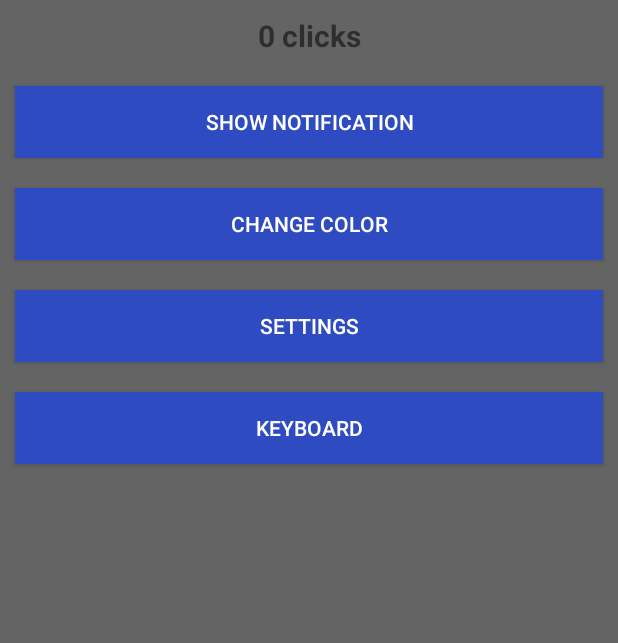
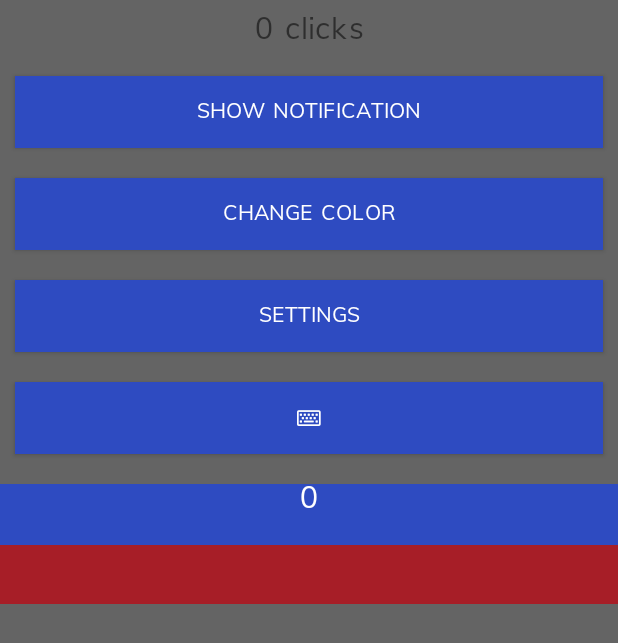
Before and after one commit to gingerkirsch/android-course, an Android app: the Main2Activity screen opened directly, with no data from a screen before it, on a phone screen of 412 x 824 dp. Shown: the top 643 px of the screen. Run offline under Robolectric (Android 15) with nearby library versions, the phone set to English and light mode, and no system bars.

Commit message:
Scroll View, Font Management

```diff
--- a/app/src/main/AndroidManifest.xml
+++ b/app/src/main/AndroidManifest.xml
@@ -20,8 +20,9 @@
         <activity android:name=".SettingsActivity" />
         <activity
             android:name=".KeyboardActivity"
-            android:screenOrientation="landscape"></activity>
-        <activity android:name=".AddCarActivity"></activity>
+            android:screenOrientation="landscape" />
+        <activity android:name=".AddCarActivity" />
+        <activity android:name=".BaseActivity"></activity>
     </application>
 
 </manifest>
--- /dev/null
+++ b/app/src/main/java/com/example/growin/aulasjava/BaseActivity.java
@@ -0,0 +1,29 @@
+package com.example.growin.aulasjava;
+
+import android.support.v7.app.AppCompatActivity;
+import android.os.Bundle;
+import android.view.WindowManager;
+
+public class BaseActivity extends AppCompatActivity {
+
+    private FontManager fontManager;
+    public CustomToast customToast;
+
+    @Override
+    protected void onCreate(Bundle savedInstanceState) {
+        super.onCreate(savedInstanceState);
+        getWindow().setFlags(WindowManager.LayoutParams.FLAG_FULLSCREEN, WindowManager.LayoutParams.FLAG_FULLSCREEN);
+
+        customToast = new CustomToast();
+        fontManager = new FontManager();
+        fontManager.setTypeface("font.otf", this);
+        customToast.setTypeface("font.otf", this);
+    }
+
+    @Override
+    protected void onResume() {
+        super.onResume();
+        fontManager.applyFontToActivity(findViewById(android.R.id.content), "font.otf", this);
+    }
+
+}
--- a/app/src/main/java/com/example/growin/aulasjava/DataManager.java
+++ b/app/src/main/java/com/example/growin/aulasjava/DataManager.java
@@ -7,6 +7,7 @@ import android.preference.PreferenceManager;
 public class DataManager {
 
     public final static String CLICKS = "CLICKS";
+    public final static String IS_RED = "IS_RED";
 
     public static void saveIntPreference(String string, int value, Context context) {
         SharedPreferences settings = PreferenceManager.getDefaultSharedPreferences(context);
@@ -19,4 +20,20 @@ public class DataManager {
         SharedPreferences settings = PreferenceManager.getDefaultSharedPreferences(context);
         return settings.getInt(string, 0);
     }
+
+    public static void saveBooleanPreference(String key, boolean value, Context context){
+        SharedPreferences settings = PreferenceManager.getDefaultSharedPreferences(context);
+        SharedPreferences.Editor editor = settings.edit();
+        editor.putBoolean(key, value);
+        editor.apply();
+    }
+
+    public static boolean getBooleanPreference(String string, Boolean default_value, Context context){
+        SharedPreferences settings = PreferenceManager.getDefaultSharedPreferences(context);
+        return settings.getBoolean(string, default_value);
+    }
+
+    public static boolean getBooleanPreference(String string, Context context){
+        return getBooleanPreference(string, false, context);
+    }
 }
--- /dev/null
+++ b/app/src/main/java/com/example/growin/aulasjava/FontManager.java
@@ -0,0 +1,49 @@
+package com.example.growin.aulasjava;
+
+import android.content.Context;
+import android.graphics.Typeface;
+import android.view.View;
+import android.view.ViewGroup;
+import android.widget.Button;
+import android.widget.EditText;
+import android.widget.FrameLayout;
+import android.widget.LinearLayout;
+import android.widget.RelativeLayout;
+import android.widget.TextView;
+
+public class FontManager {
+    Typeface typeface = null;
+
+    public void applyFontToActivity(View root, String fontNameFromAssets, Context context){
+
+        setTypeface(fontNameFromAssets, context);
+
+        for (int index = 0; index < ((ViewGroup)root).getChildCount(); ++index){
+            View nextChild = ((ViewGroup)root).getChildAt(index);
+            if (nextChild instanceof TextView){
+                ((TextView)nextChild).setTypeface(typeface);
+            }
+
+            if (nextChild instanceof Button){
+                ((Button)nextChild).setTypeface(typeface);
+                //((Button)nextChild).setTransformationMethod(null); - we can switch off default allCapsLock
+            }
+
+            if (nextChild instanceof EditText){
+                ((EditText)nextChild).setTypeface(typeface);
+            }
+
+            if (nextChild instanceof RelativeLayout || nextChild instanceof LinearLayout || nextChild instanceof FrameLayout){
+                applyFontToActivity(nextChild, fontNameFromAssets, context);
+            }
+        }
+    }
+
+    public Typeface getTypeface() {
+        return typeface;
+    }
+
+    public void setTypeface(String fontNameFromAssets, Context context) {
+        this.typeface = Typeface.createFromAsset(context.getAssets(), fontNameFromAssets);
+    }
+}
--- a/app/src/main/java/com/example/growin/aulasjava/Main2Activity.java
+++ b/app/src/main/java/com/example/growin/aulasjava/Main2Activity.java
@@ -14,7 +14,7 @@ import android.support.v7.app.AppCompatActivity;
 import android.view.View;
 import android.widget.TextView;
 
-public class Main2Activity extends AppCompatActivity {
+public class Main2Activity extends BaseActivity {
     private int clicks = 0;
     private boolean isRed = false;
 
@@ -30,6 +30,7 @@ public class Main2Activity extends AppCompatActivity {
 
         Intent extData = getIntent();
         clicks = extData.getIntExtra(MainActivity.EXTRA_CLICKS, 0);
+        isRed = DataManager.getBooleanPreference(DataManager.IS_RED, this);
 
         findViewById(R.id.show_notification).setOnClickListener(new View.OnClickListener() {
             @Override
@@ -63,6 +64,23 @@ public class Main2Activity extends AppCompatActivity {
 
 
         counter.setText(getResources().getQuantityString(R.plurals.clicks, clicks, clicks));
+
+        MainActivity.refreshBackground(findViewById(R.id.background), this);
+
+        TextView textScroll = findViewById(R.id.textScroll);
+        StringBuilder txtScroll = new StringBuilder();
+        for (int i = 0; i <= clicks; i++) {
+            txtScroll.append(i + "\n");
+        }
+        textScroll.setText(txtScroll);
+
+        refreshColors();
+    }
+
+    @Override
+    protected void onStop() {
+        super.onStop();
+        DataManager.saveBooleanPreference("IS_RED", isRed, this);
     }
 
     public void onBackPressed(){
@@ -112,6 +130,8 @@ public class Main2Activity extends AppCompatActivity {
     private void refreshColors(){
         findViewById(R.id.show_notification).setBackgroundResource(isRed ? R.color.red : R.color.blue);
         findViewById(R.id.dialog).setBackgroundResource(isRed ? R.color.red : R.color.blue);
-
+        findViewById(R.id.settings).setBackgroundResource(isRed ? R.color.red : R.color.blue);
+        findViewById(R.id.keyboard).setBackgroundResource(isRed ? R.color.red : R.color.blue);
+        findViewById(R.id.textScroll).setBackgroundResource(isRed ? R.color.red : R.color.blue);
     }
 }
--- a/app/src/main/java/com/example/growin/aulasjava/MainActivity.java
+++ b/app/src/main/java/com/example/growin/aulasjava/MainActivity.java
@@ -8,6 +8,7 @@ import android.content.Context;
 import android.content.DialogInterface;
 import android.content.Intent;
 import android.content.SharedPreferences;
+import android.graphics.Typeface;
 import android.preference.PreferenceManager;
 import android.support.v4.app.TaskStackBuilder;
 import android.support.v7.app.AppCompatActivity;
@@ -18,7 +19,7 @@ import android.widget.Button;
 import android.widget.TextView;
 import android.widget.Toast;
 
-public class MainActivity extends AppCompatActivity implements View.OnClickListener {
+public class MainActivity extends BaseActivity implements View.OnClickListener {
 
     private final String TAG = "MainActivity";
     final static String EXTRA_CLICKS = "clicks";
@@ -99,7 +100,22 @@ public class MainActivity extends AppCompatActivity implements View.OnClickListe
         });
 
         Log.v(TAG,"onCreate");
+
+        //applyFont();
     }
+
+
+    /*private void applyFont(){
+        Typeface typeface = Typeface.createFromAsset(getAssets(), "font.otf");
+        counter_btn.setTypeface(typeface);
+        next_activity_btn.setTypeface(typeface);
+
+        ((Button)findViewById(R.id.add_car)).setTypeface(typeface);
+        ((Button)findViewById(R.id.reset)).setTypeface(typeface);
+        ((TextView)findViewById(R.id.counter_text)).setTypeface(typeface);
+        FontManager fontManager = new FontManager();
+        fontManager.applyFontToActivity(findViewById(R.id.background), "font.otf", this);
+    }*/
 
     public void onBackPressed(){
         AlertDialog.Builder builder = new AlertDialog.Builder(this);
@@ -123,6 +139,8 @@ public class MainActivity extends AppCompatActivity implements View.OnClickListe
         if (v == counter_btn) {
             clicks++;
             refreshCounter();
+            customToast.setTextSize(30);
+            customToast.show("New click " + clicks, getApplicationContext());
         }
         if(v == next_activity_btn){
             goToMain2();
--- a/app/src/main/res/layout/activity_main.xml
+++ b/app/src/main/res/layout/activity_main.xml
@@ -46,6 +46,7 @@
         android:layout_below="@+id/next_act"
         android:layout_margin="10dp"
         android:text="@string/reset"
+        android:textAllCaps="false"
         android:background="@color/blue"
         android:textColor="@color/white"/>
 
--- a/app/src/main/res/layout/activity_main2.xml
+++ b/app/src/main/res/layout/activity_main2.xml
@@ -60,4 +60,19 @@
         android:background="@color/blue"
         android:textColor="@color/white"/>
 
+    <ScrollView
+        android:layout_width="match_parent"
+        android:layout_height="80dp"
+        android:background="@color/red"
+        android:layout_below="@id/keyboard"
+        android:layout_marginTop="10dp">
+        <TextView
+            android:layout_width="match_parent"
+            android:layout_height="wrap_content"
+            android:gravity="center"
+            android:id="@+id/textScroll"
+            android:textColor="@color/white"
+            android:textSize="20sp"/>
+    </ScrollView>
+
 </RelativeLayout>
--- a/app/src/main/res/values/colors.xml
+++ b/app/src/main/res/values/colors.xml
@@ -5,7 +5,7 @@
     <color name="colorAccent">#D81B60</color>
     <color name="blue">#2e4bc1</color>
     <color name="white">#ffffff</color>
-    <color name="red">#e10e1c</color>
+    <color name="red">#a71e27</color>
     <color name="grey">#646464</color>
     <color name="yellow">#e6d842</color>
     <color name="purple">#421c51</color>
```
Also changed, not shown: app/src/main/java/com/example/growin/aulasjava/AddCarActivity.java (+4 -5 lines), app/src/main/java/com/example/growin/aulasjava/CustomToast.java (added, +51 -0 lines), app/src/main/assets/font.otf (added).
